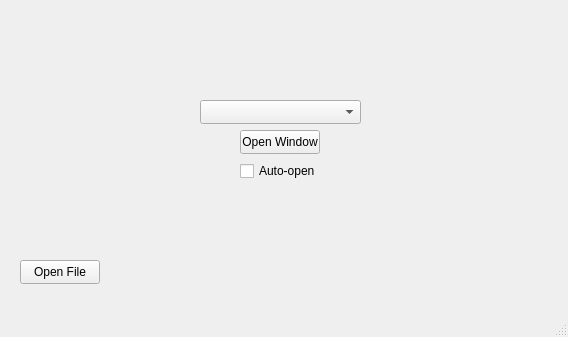
The window that mainwindow.ui (whiskeyAndrew/BaicalGuiServer) describes before a commit, drawn with Qt 5.
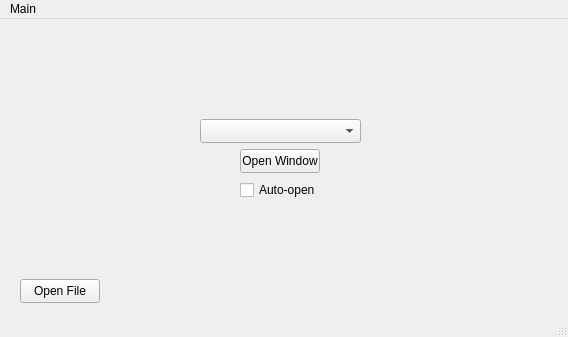
The same window after the commit.

Patch:
```diff
--- a/mainwindow.ui
+++ b/mainwindow.ui
@@ -33,6 +33,9 @@
       <height>24</height>
      </rect>
     </property>
+    <property name="styleSheet">
+     <string notr="true"/>
+    </property>
     <property name="text">
      <string>Open Window</string>
     </property>
@@ -73,6 +76,20 @@
      <height>21</height>
     </rect>
    </property>
+   <widget class="QMenu" name="menuMain">
+    <property name="title">
+     <string>Main</string>
+    </property>
+    <widget class="QMenu" name="menuThemes">
+     <property name="title">
+      <string>Themes</string>
+     </property>
+     <addaction name="actionHigh_Contrast_Black"/>
+     <addaction name="actionLike_in_QT"/>
+    </widget>
+    <addaction name="menuThemes"/>
+   </widget>
+   <addaction name="menuMain"/>
   </widget>
   <widget class="QStatusBar" name="statusbar"/>
   <action name="actionOpen_File">
```
Left out of the diff: 10 changed lines with no effect on the pictures.
